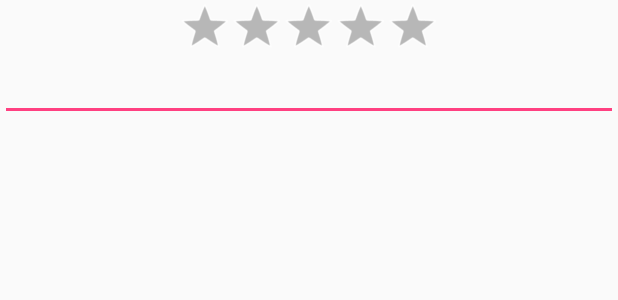
After one commit to iamkeeb/wakeParks, an Android app: the layout review_element.xml on its own in the app's theme, with its tools: preview values and no code run, on a phone screen of 412 x 824 dp. The commit adds this screen. Shown: the top 300 px of the screen. Run offline under Robolectric (Android 15) with nearby library versions, the phone set to English and light mode, and no system bars.

Commit message:
Created alert window to add user reviews

```diff
--- a/app/src/main/res/layout/activity_review_page.xml
+++ b/app/src/main/res/layout/activity_review_page.xml
@@ -29,7 +29,8 @@
             android:textStyle="bold"
             android:textColor="#ffffff"
             android:background="@android:drawable/dialog_holo_dark_frame"
-            android:clickable="true" />
+            android:clickable="true"
+            android:onClick="add_Review"/>
     </LinearLayout>
 
 </RelativeLayout>
--- /dev/null
+++ b/app/src/main/res/layout/review_element.xml
@@ -0,0 +1,23 @@
+<?xml version="1.0" encoding="utf-8"?>
+<LinearLayout xmlns:android="http://schemas.android.com/apk/res/android"
+    android:orientation="vertical" android:layout_width="match_parent"
+    android:layout_height="match_parent">
+
+    <RatingBar
+        android:layout_width="wrap_content"
+        android:layout_height="wrap_content"
+        android:id="@+id/ratingBar3"
+        android:layout_gravity="center_horizontal"
+        android:numStars="5"
+        android:stepSize="0.5"
+        style="@android:style/Widget.Holo.RatingBar.Indicator"
+        android:rating="0"
+        android:isIndicator="false" />
+
+    <EditText
+        android:layout_width="match_parent"
+        android:layout_height="wrap_content"
+        android:id="@+id/editText3"
+        android:layout_gravity="center_horizontal" />
+
+</LinearLayout>
```
Also changed, not shown: app/src/main/java/com/example/kissesfrme_20/wakeparks/review_page.java (+20 -0 lines).
